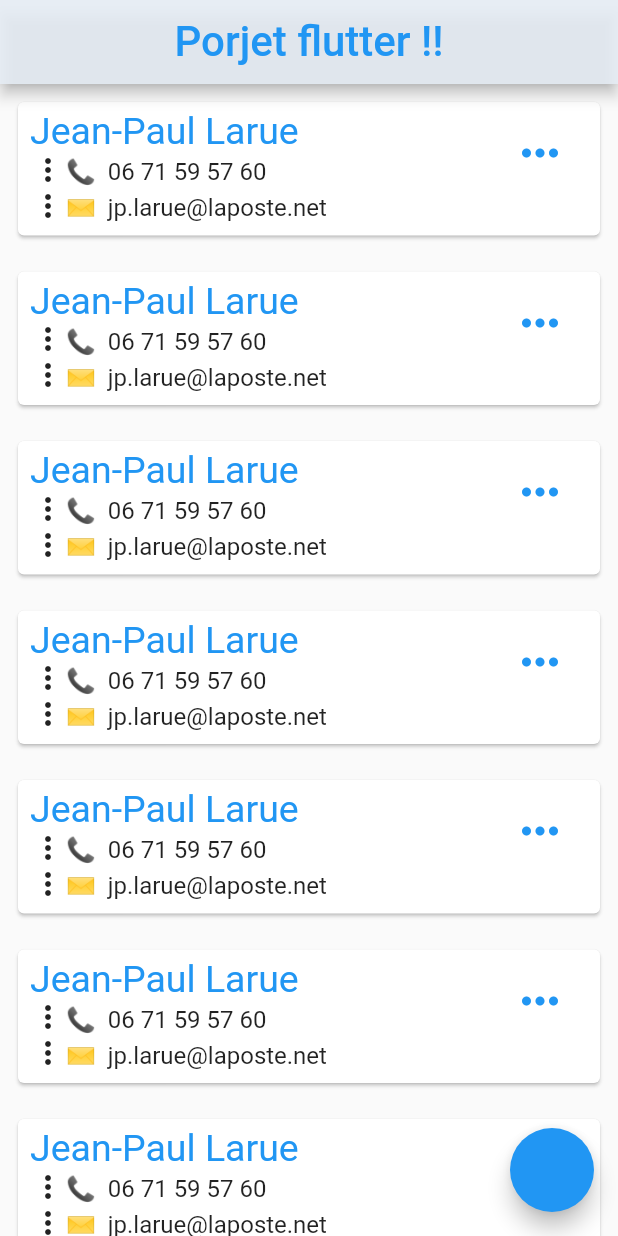
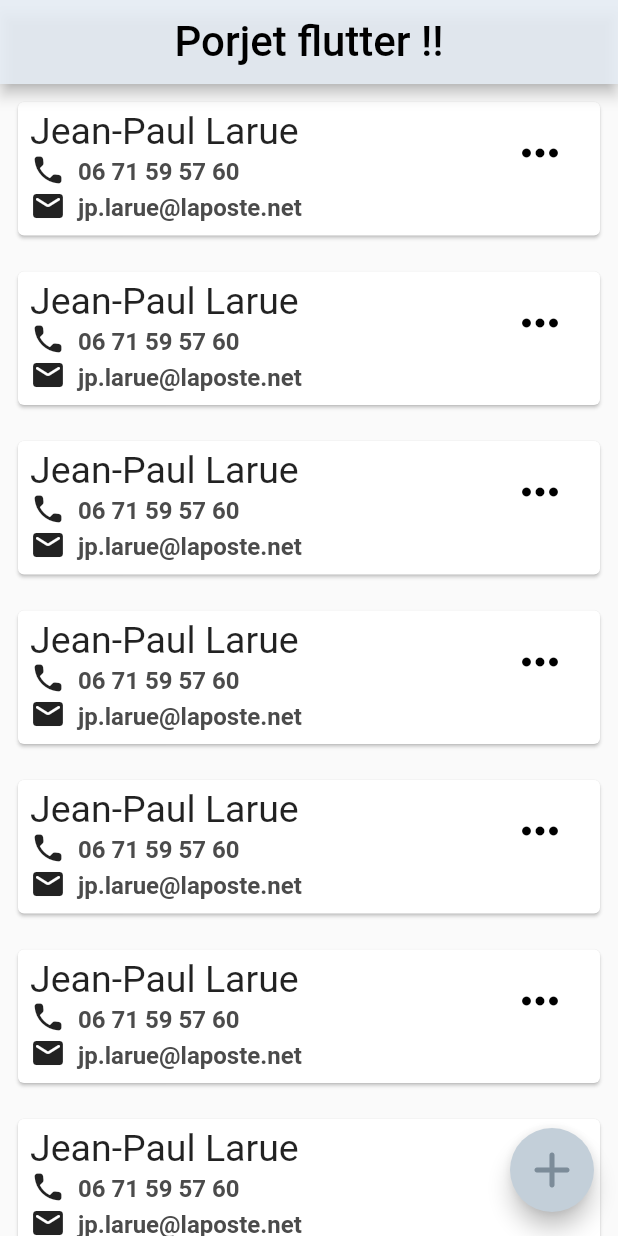
Before and after one commit to LoicMartinez/projet-anuaire-Futter, a Flutter app: the screen it shows after launch, on a phone screen of 412 x 824 dp. Run offline on Flutter 3.47's test engine with Material 2 defaults, Android fonts, the phone set to English and light mode, and no system bars; our stand-ins replace get.

Commit message:
card + icone couleur

```diff
--- a/lib/view/contact_page/widget/contact.dart
+++ b/lib/view/contact_page/widget/contact.dart
@@ -49,25 +49,26 @@ class contact extends StatelessWidget {
       FeuilleContact(
           name: "Jean-Paul Larue",
           phoneNumber: "06 71 59 57 60",
-          mail: "jp.larue@laposte.net"),
-      FeuilleContact(
-          name: "Jean-Paul Larue",
-          phoneNumber: "06 71 59 57 60",
           mail: "jp.larue@laposte.net")
     ];
 
     return Scaffold(
-      floatingActionButton: FloatingActionButton(onPressed: () {
-        feuilleContactList.add(
-            FeuilleContact(name: "Ajouté", phoneNumber: "XX1", mail: "x@f.x"));
-      }),
+      floatingActionButton: FloatingActionButton(
+        onPressed: () {
+          feuilleContactList.add(
+            FeuilleContact(name: "Ajouté", phoneNumber: "XX1", mail: "x@f.x")
+          );
+        },
+        backgroundColor: const Color.fromARGB(255, 195, 207, 217),
+        child: const Icon(Icons.add_rounded, size: 40.0, color: Color.fromARGB(255, 124, 140, 153),),
+      ),
       appBar: AppBar(
         backgroundColor: const Color.fromARGB(223, 230, 237, 245),
         title: const Center(
           child: Text(
             'Porjet flutter !!',
             style: TextStyle(
-              color: Colors.blue,
+              color: Color.fromARGB(255, 0, 0, 0),
               fontSize: 28
             ),
           ),
@@ -112,7 +113,6 @@ class Block extends StatelessWidget {
             child: Padding(
               padding: const EdgeInsets.all(8.0),
               child: Row(
-                mainAxisSize: MainAxisSize.min,
                 crossAxisAlignment: CrossAxisAlignment.start,
                 mainAxisAlignment: MainAxisAlignment.start,
                 children: <Widget>[
@@ -123,26 +123,34 @@ class Block extends StatelessWidget {
                         Text(
                           name,
                           style: const TextStyle(
-                            color: Colors.blue,
                             height: 1,
                             fontSize: 25
                           ),
                         ),
                         Row(
                           children: [
-                            const Icon(Icons.more_vert),
+                            const Icon(Icons.local_phone_rounded),
                             Text(
-                              '\u{1F4DE}  ' + phoneNumber,
-                              style: const TextStyle(height: 1.5, fontSize: 16),
+                              '  ' + phoneNumber,
+                              style: const TextStyle(
+                                color: Color.fromARGB(255, 75, 75, 75),
+                                fontWeight: FontWeight.bold,
+                                height: 1.5,
+                                fontSize: 16
+                              ),
                             ),
                           ],
                         ),
                         Row(
                           children: [
-                            const Icon(Icons.more_vert),
+                            const Icon(Icons.mail_rounded),
                             Text(
-                              '\u{2709}  ' + mail,
-                              style: const TextStyle(height: 1.5, fontSize: 16),
+                              '  ' + mail,
+                              style: const TextStyle(
+                                  color: Color.fromARGB(255, 75, 75, 75),
+                                  fontWeight: FontWeight.bold,
+                                  height: 1.5,
+                                  fontSize: 16),
                             ),
                           ],
                         ),
@@ -157,7 +165,7 @@ class Block extends StatelessWidget {
                       TextButton(
                         child: const Icon(
                           Icons.more_horiz_outlined,
-                          color: Colors.blue,
+                          color: Color.fromARGB(255, 0, 0, 0),
                           size: 36.0
                         ),
                         onPressed: () {},
```
